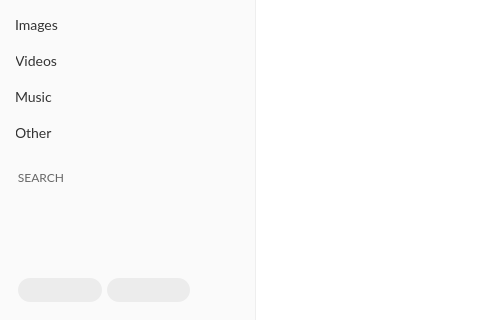
The window that src/MEGASync/transfers/gui/linux/TransferManager.ui (meganz/MEGAsync) describes before a commit, drawn with Qt 5; both pictures show x 0 to 480 and y 400 to 720 of the 1161 by 720 pixel window.
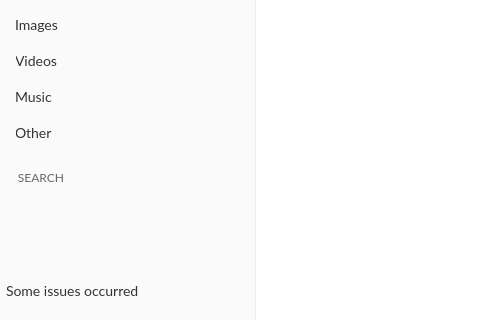
The same window after the commit. The open tabs and pages were chosen to show the change. Icons and pictures are not drawn. Custom widgets are drawn as their Qt base class.

Commit message: Added new failed state for InfoDialog and Tray icon // Fixed showNormal bug

What changed in the file:
```diff
--- a/src/MEGASync/transfers/gui/linux/TransferManager.ui
+++ b/src/MEGASync/transfers/gui/linux/TransferManager.ui
@@ -216,7 +216,7 @@
     max-height: 36px;
 }
 
-#bUpToDate
+#bUpToDate, #bSomeIssues
 {
     height: 36px;
     min-height: 36px;
@@ -1938,7 +1938,55 @@
           </item>
          </layout>
         </widget>
-       </widget>
+        <widget class="QWidget" name="pSomeIssues">
+         <layout class="QHBoxLayout" name="horizontalLayout_2">
+          <property name="spacing">
+           <number>0</number>
+          </property>
+          <property name="leftMargin">
+           <number>0</number>
+          </property>
+          <property name="topMargin">
+           <number>0</number>
+          </property>
+          <property name="rightMargin">
+           <number>0</number>
+          </property>
+          <property name="bottomMargin">
+           <number>0</number>
+          </property>
+          <item>
+           <widget class="QPushButton" name="bSomeIssues">
+            <property name="minimumSize">
+             <size>
+              <width>0</width>
+              <height>36</height>
+             </size>
+            </property>
+            <property name="maximumSize">
+             <size>
+              <width>16777215</width>
+              <height>36</height>
+             </size>
+            </property>
+            <property name="text">
+             <string>Some issues occurred</string>
+            </property>
+            <property name="icon">
+             <iconset resource="../../../gui/Resources_linux.qrc">
+              <normaloff>:/images/sidebar_cancel_all_ico.png</normaloff>:/images/sidebar_cancel_all_ico.png</iconset>
+            </property>
+            <property name="iconSize">
+             <size>
+              <width>36</width>
+              <height>36</height>
+             </size>
+            </property>
+           </widget>
+          </item>
+         </layout>
+        </widget>
+	   </widget>
       </item>
      </layout>
     </widget>
```
The commit also changes 15 other files.
